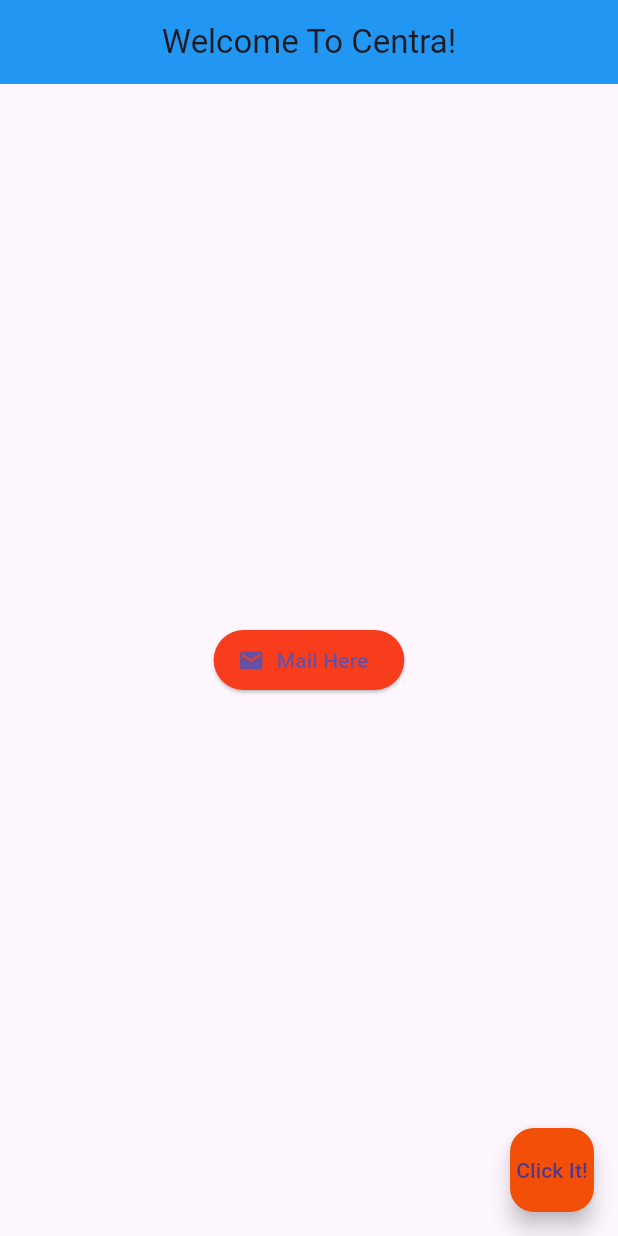
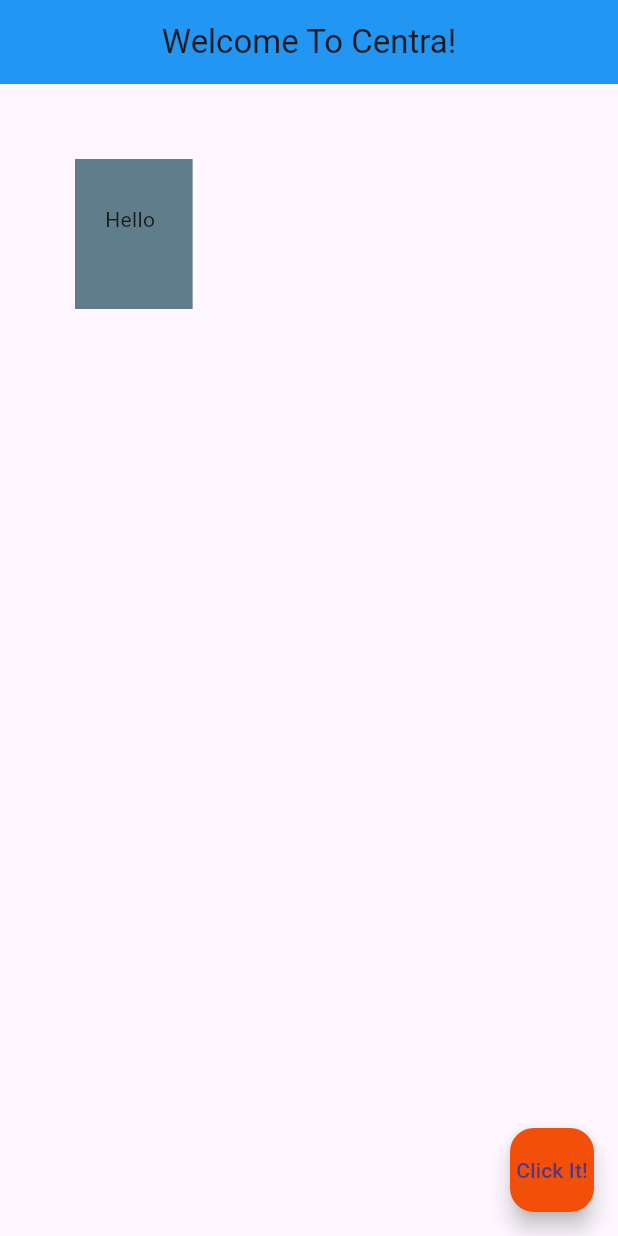
Before and after one commit to Mayurrajput97/Dart, a Flutter app: the screen it shows after launch, on a phone screen of 412 x 824 dp. Run offline on Flutter 3.47's test engine with Material 3 defaults, Android fonts, the phone set to English and light mode, and no system bars.

Commit message:
Container & Padding

```diff
--- a/my_first_pr/lib/main.dart
+++ b/my_first_pr/lib/main.dart
@@ -16,56 +16,20 @@
         backgroundColor: Colors.blue,
       ),
 
-      // NetWork Image :>>>>>>>>>>>>>>>>>>>>
+      // Container & Padding :>>>>>>>>>>
 
-      // body: const Center(
-      //   child: Image(
-      //     image: NetworkImage(
-      //         'https://images.unsplash.com/photo-1595147389795-37094173bfd8?q=80&w=869&auto=format&fit=crop&ixlib=rb-4.0.3&ixid=M3wxMjA3fDB8MHxwaG90by1wYWdlfHx8fGVufDB8fHx8fA%3D%3D'),
-      //   ),
-      // ),
-
-      // Assets Image :>>>>>>>>>>>>>>>>>>>>
-
-      // body: Center(
-      //   child: Image.asset('assets/giyu.jpg'),
-      // ),
-
-      // Icons :>>>>>>>>>>>>>>>
-
-      // body: Center(
-      //     child: Icon(
-      //   Icons.facebook,
-      //   color: Colors.blue,
-      //   size: 50.0,
-      // )),
-
-      // Buttons  :>>>>>>>>>>>>>>>>>>>>
-
-      // body: Center(
-      //     child: ElevatedButton(
-      //   onPressed: () {
-      //     print('You Clicked me ');
-      //   },
-      //   style: ElevatedButton.styleFrom(
-      //     backgroundColor: Colors.blue,
-      //   ),
-      //   child: Text('Its Centra!'),
-      // )),
-
-      // Icons Inside Buttons :
-
-      body: Center(
-        child: ElevatedButton.icon(
-          onPressed: () {},
-          icon: Icon(Icons.mail),
-          label: Text('Mail Here'),
-          style: ElevatedButton.styleFrom(
-            backgroundColor: Color.fromARGB(255, 248, 61, 28),
-          ),
-        ),
+      body: Container(
+        padding: EdgeInsets.fromLTRB(20.0, 30.0, 25.0, 50.0),
+        margin: EdgeInsets.all(50.0),
+        color: Colors.blueGrey,
+        child: Text('Hello'),
       ),
 
+      // Padding Widget :>>>>>>>>>>>>>
+      // body: Padding(
+      //   padding: EdgeInsets.all(40.0),
+      //   child: Text('Hello Centra!'),
+      // )
       floatingActionButton: FloatingActionButton(
         onPressed: () {},
         child: const Text('Click It!'),
```
